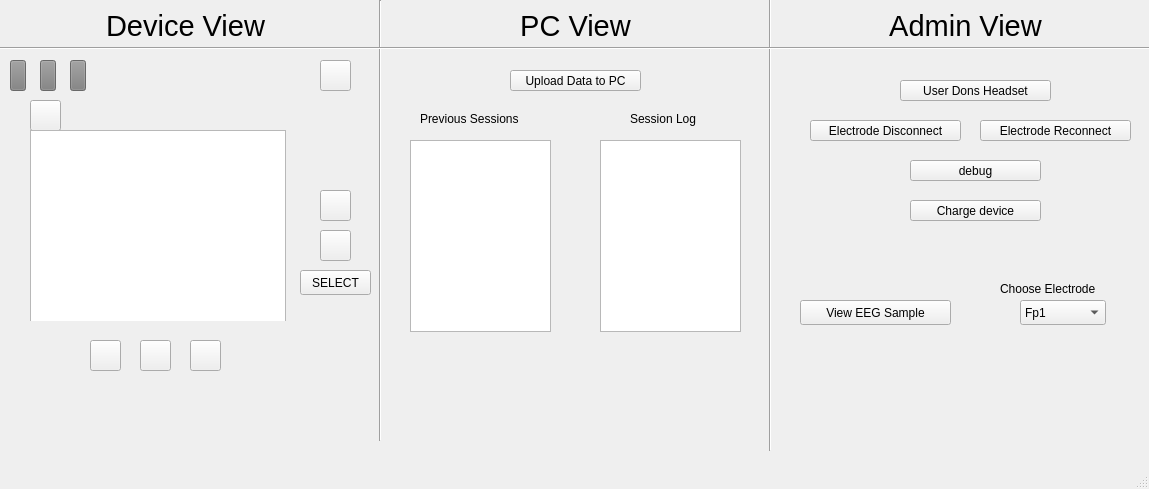
The window that Neuroset/mainwindow.ui (kyleaitken/Neuroset) describes before a commit, drawn with Qt 5.
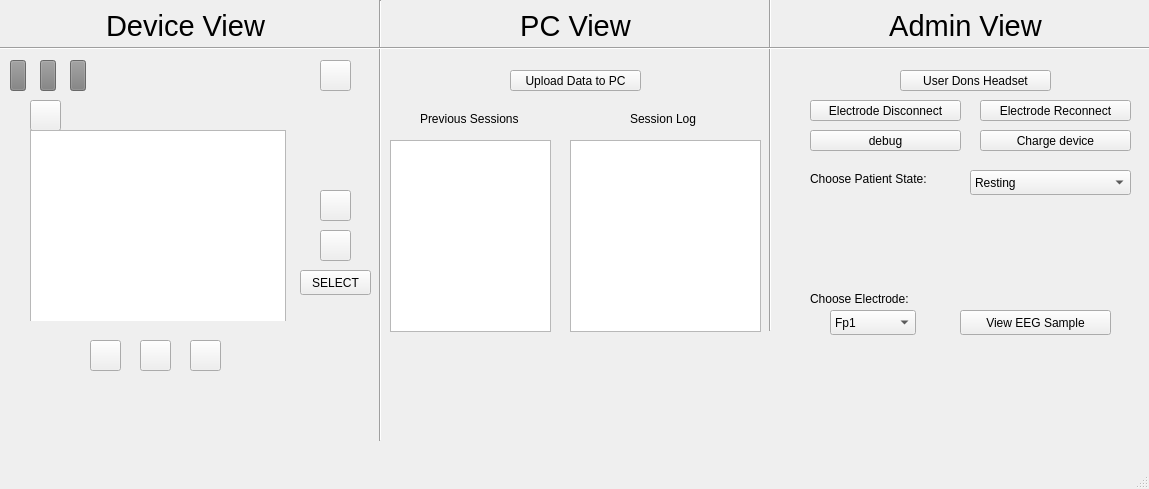
The same window after the commit. Icons and pictures are not drawn. Custom widgets are drawn as their Qt base class.

Commit message: Add different patient states, treatment light indicator

Patch:
```diff
--- a/Neuroset/mainwindow.ui
+++ b/Neuroset/mainwindow.ui
@@ -231,7 +231,7 @@
       <x>760</x>
       <y>-10</y>
       <width>20</width>
-      <height>461</height>
+      <height>341</height>
      </rect>
     </property>
     <property name="orientation">
@@ -263,7 +263,7 @@
     <property name="geometry">
      <rect>
       <x>810</x>
-      <y>120</y>
+      <y>100</y>
       <width>151</width>
       <height>21</height>
      </rect>
@@ -276,7 +276,7 @@
     <property name="geometry">
      <rect>
       <x>900</x>
-      <y>80</y>
+      <y>70</y>
       <width>151</width>
       <height>21</height>
      </rect>
@@ -339,10 +339,10 @@
    <widget class="QCustomPlot" name="graphDisplayPC" native="true">
     <property name="geometry">
      <rect>
-      <x>780</x>
+      <x>440</x>
       <y>350</y>
-      <width>361</width>
-      <height>71</height>
+      <width>661</width>
+      <height>81</height>
      </rect>
     </property>
    </widget>
@@ -495,8 +495,8 @@
    <widget class="QPushButton" name="EEGSampleButton">
     <property name="geometry">
      <rect>
-      <x>800</x>
-      <y>300</y>
+      <x>960</x>
+      <y>310</y>
       <width>151</width>
       <height>25</height>
      </rect>
@@ -508,9 +508,9 @@
    <widget class="QPushButton" name="debugButton">
     <property name="geometry">
      <rect>
-      <x>910</x>
-      <y>160</y>
-      <width>131</width>
+      <x>810</x>
+      <y>130</y>
+      <width>151</width>
       <height>21</height>
      </rect>
     </property>
@@ -521,9 +521,9 @@
    <widget class="QPushButton" name="chargeButton">
     <property name="geometry">
      <rect>
-      <x>910</x>
-      <y>200</y>
-      <width>131</width>
+      <x>980</x>
+      <y>130</y>
+      <width>151</width>
       <height>21</height>
      </rect>
     </property>
@@ -556,9 +556,9 @@
    <widget class="QListView" name="prevSessionsList">
     <property name="geometry">
      <rect>
-      <x>410</x>
+      <x>390</x>
       <y>140</y>
-      <width>141</width>
+      <width>161</width>
       <height>192</height>
      </rect>
     </property>
@@ -579,9 +579,9 @@
    <widget class="QListView" name="sessionLogView">
     <property name="geometry">
      <rect>
-      <x>600</x>
+      <x>570</x>
       <y>140</y>
-      <width>141</width>
+      <width>191</width>
       <height>192</height>
      </rect>
     </property>
@@ -602,8 +602,8 @@
    <widget class="QComboBox" name="electrodeComboBox">
     <property name="geometry">
      <rect>
-      <x>1020</x>
-      <y>300</y>
+      <x>830</x>
+      <y>310</y>
       <width>86</width>
       <height>25</height>
      </rect>
@@ -647,14 +647,14 @@
    <widget class="QLabel" name="label_5">
     <property name="geometry">
      <rect>
-      <x>1000</x>
-      <y>280</y>
+      <x>810</x>
+      <y>290</y>
       <width>121</width>
       <height>17</height>
      </rect>
     </property>
     <property name="text">
-     <string>Choose Electrode</string>
+     <string>Choose Electrode:</string>
     </property>
    </widget>
    <widget class="Line" name="line_3">
@@ -687,7 +687,7 @@
     <property name="geometry">
      <rect>
       <x>980</x>
-      <y>120</y>
+      <y>100</y>
       <width>151</width>
       <height>21</height>
      </rect>
@@ -696,6 +696,49 @@
      <string>Electrode Reconnect</string>
     </property>
    </widget>
+   <widget class="QLabel" name="label_8">
+    <property name="geometry">
+     <rect>
+      <x>810</x>
+      <y>170</y>
+      <width>151</width>
+      <height>17</height>
+     </rect>
+    </property>
+    <property name="text">
+     <string>Choose Patient State:</string>
+    </property>
+   </widget>
+   <widget class="QComboBox" name="patientStateComboBox">
+    <property name="geometry">
+     <rect>
+      <x>970</x>
+      <y>170</y>
+      <width>161</width>
+      <height>25</height>
+     </rect>
+    </property>
+    <item>
+     <property name="text">
+      <string>Resting</string>
+     </property>
+    </item>
+    <item>
+     <property name="text">
+      <string>Sleeping</string>
+     </property>
+    </item>
+    <item>
+     <property name="text">
+      <string>Active Task</string>
+     </property>
+    </item>
+    <item>
+     <property name="text">
+      <string>Stressful Task</string>
+     </property>
+    </item>
+   </widget>
   </widget>
   <widget class="QMenuBar" name="menubar">
    <property name="geometry">
```
The commit also changes 9 other files.
